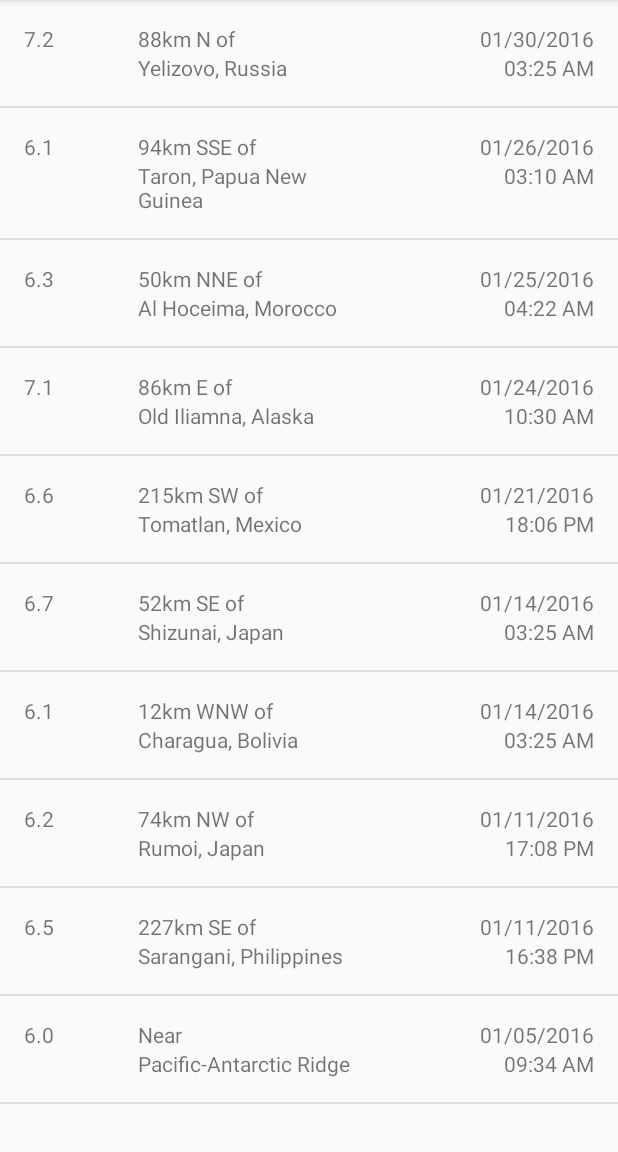
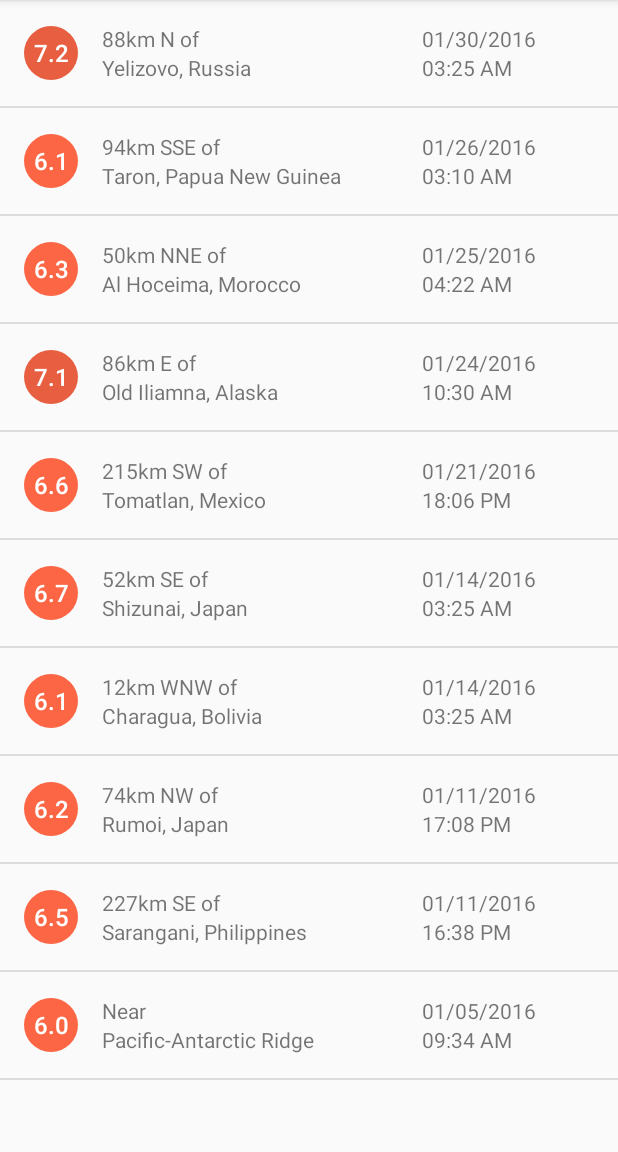
Before and after one commit to bqfix/QuakeReport, an Android app: the screen it shows after launch (EarthquakeActivity), on a phone screen of 412 x 824 dp, the part 84-1236 px from its top. Run offline under Robolectric (Android 15) with nearby library versions, the phone set to English and light mode, and no system bars.

Commit message:
Implemented circle background for magnitude

```diff
--- a/app/src/main/java/com/example/android/quakereport/Earthquake.java
+++ b/app/src/main/java/com/example/android/quakereport/Earthquake.java
@@ -1,5 +1,6 @@
 package com.example.android.quakereport;
 
+import java.text.DecimalFormat;
 import java.text.SimpleDateFormat;
 import java.util.Date;
 
@@ -13,10 +14,11 @@ public class Earthquake {
     private String mConvertedTime;
 
     Earthquake(double magnitude, String location, long time){
+        //Set mMagnitude to be a double with 1 decimal place
+
         mMagnitude = magnitude;
+
         mFullLocation = location;
-        mTime = time;
-
         //Split mFullLocation into Primary and Secondary locations
         if (mFullLocation.contains("of")){
             //Find position of Primary Location by indexing "of" and adding 2
@@ -29,7 +31,7 @@ public class Earthquake {
             mPrimaryLocation = mFullLocation;
         }
 
-
+        mTime = time;
         //Convert mTime long into standard DateTime format
 
         //New Date
--- a/app/src/main/java/com/example/android/quakereport/EarthquakeAdapter.java
+++ b/app/src/main/java/com/example/android/quakereport/EarthquakeAdapter.java
@@ -1,12 +1,15 @@
 package com.example.android.quakereport;
 
 import android.content.Context;
+import android.graphics.drawable.GradientDrawable;
+import android.support.v4.content.ContextCompat;
 import android.view.LayoutInflater;
 import android.view.View;
 import android.view.ViewGroup;
 import android.widget.ArrayAdapter;
 import android.widget.TextView;
 
+import java.text.DecimalFormat;
 import java.util.ArrayList;
 
 public class EarthquakeAdapter extends ArrayAdapter<Earthquake> {
@@ -28,8 +31,25 @@ public class EarthquakeAdapter extends ArrayAdapter<Earthquake> {
         Earthquake currentEarthquake = getItem(position);
 
         //Set data for earthquake item
-        TextView magnitude = earthquakeView.findViewById(R.id.magnitude_view);
-        magnitude.setText(Double.toString(currentEarthquake.getMagnitude()));
+
+
+        TextView magnitudeView = earthquakeView.findViewById(R.id.magnitude_view);
+        double magnitude = currentEarthquake.getMagnitude();
+        // Set the proper background color on the magnitude circle.
+        // Fetch the background from the TextView, which is a GradientDrawable.
+        GradientDrawable magnitudeCircle = (GradientDrawable) magnitudeView.getBackground();
+
+        // Get the appropriate background color based on the current earthquake magnitude
+        int magnitudeColor = getMagnitudeColor(magnitude);
+
+        // Set the color on the magnitude circle
+        magnitudeCircle.setColor(magnitudeColor);
+
+        DecimalFormat magnitudeFormat = new DecimalFormat("0.0");
+        magnitudeView.setText(magnitudeFormat.format(magnitude));
+
+
+
 
         TextView secondaryLocation = earthquakeView.findViewById(R.id.secondary_location_view);
         secondaryLocation.setText(currentEarthquake.getSecondaryLocation());
@@ -46,4 +66,34 @@ public class EarthquakeAdapter extends ArrayAdapter<Earthquake> {
 
         return earthquakeView;
     }
+
+    public int getMagnitudeColor(double magnitudeDouble) {
+        int magnitude = (int) magnitudeDouble;
+        switch (magnitude) {
+            case 0:
+                return ContextCompat.getColor(getContext(), R.color.magnitude1);
+            case 1:
+                return ContextCompat.getColor(getContext(), R.color.magnitude1);
+            case 2:
+                return ContextCompat.getColor(getContext(), R.color.magnitude2);
+            case 3:
+                return ContextCompat.getColor(getContext(), R.color.magnitude3);
+            case 4:
+                return ContextCompat.getColor(getContext(), R.color.magnitude4);
+            case 5:
+                return ContextCompat.getColor(getContext(), R.color.magnitude5);
+            case 6:
+                return ContextCompat.getColor(getContext(), R.color.magnitude6);
+            case 7:
+                return ContextCompat.getColor(getContext(), R.color.magnitude7);
+            case 8:
+                return ContextCompat.getColor(getContext(), R.color.magnitude8);
+            case 9:
+                return ContextCompat.getColor(getContext(), R.color.magnitude9);
+            default:
+                return ContextCompat.getColor(getContext(), R.color.magnitude10plus);
+        }
+
+
+    }
 }
--- a/app/src/main/java/com/example/android/quakereport/QueryUtils.java
+++ b/app/src/main/java/com/example/android/quakereport/QueryUtils.java
@@ -15,8 +15,8 @@ public final class QueryUtils {
 
     /** Sample JSON response for a USGS query */
     private static final String SAMPLE_JSON_RESPONSE = "{\"type\":\"FeatureCollection\",\"metadata\":{\"generated\":1462295443000,\"url\":\"http://earthquake.usgs.gov/fdsnws/event/1/query?format=geojson&starttime=2016-01-01&endtime=2016-01-31&minmag=6&limit=10\",\"title\":\"USGS Earthquakes\",\"status\":200,\"api\":\"1.5.2\",\"limit\":10,\"offset\":1,\"count\":10},\"features\":[{\"type\":\"Feature\",\"properties\":{\"mag\":7.2,\"place\":\"88km N of Yelizovo, Russia\",\"time\":1454124312220,\"updated\":1460674294040,\"tz\":720,\"url\":\"http://earthquake.usgs.gov/earthquakes/eventpage/us20004vvx\",\"detail\":\"http://earthquake.usgs.gov/fdsnws/event/1/query?eventid=us20004vvx&format=geojson\",\"felt\":2,\"cdi\":3.4,\"mmi\":5.82,\"alert\":\"green\",\"status\":\"reviewed\",\"tsunami\":1,\"sig\":798,\"net\":\"us\",\"code\":\"20004vvx\",\"ids\":\",at00o1qxho,pt16030050,us20004vvx,gcmt20160130032510,\",\"sources\":\",at,pt,us,gcmt,\",\"types\":\",cap,dyfi,finite-fault,general-link,general-text,geoserve,impact-link,impact-text,losspager,moment-tensor,nearby-cities,origin,phase-data,shakemap,tectonic-summary,\",\"nst\":null,\"dmin\":0.958,\"rms\":1.19,\"gap\":17,\"magType\":\"mww\",\"type\":\"earthquake\",\"title\":\"M 7.2 - 88km N of Yelizovo, Russia\"},\"geometry\":{\"type\":\"Point\",\"coordinates\":[158.5463,53.9776,177]},\"id\":\"us20004vvx\"},\n" +
-            "{\"type\":\"Feature\",\"properties\":{\"mag\":6.1,\"place\":\"94km SSE of Taron, Papua New Guinea\",\"time\":1453777820750,\"updated\":1460156775040,\"tz\":600,\"url\":\"http://earthquake.usgs.gov/earthquakes/eventpage/us20004uks\",\"detail\":\"http://earthquake.usgs.gov/fdsnws/event/1/query?eventid=us20004uks&format=geojson\",\"felt\":null,\"cdi\":null,\"mmi\":4.1,\"alert\":\"green\",\"status\":\"reviewed\",\"tsunami\":1,\"sig\":572,\"net\":\"us\",\"code\":\"20004uks\",\"ids\":\",us20004uks,gcmt20160126031023,\",\"sources\":\",us,gcmt,\",\"types\":\",cap,geoserve,losspager,moment-tensor,nearby-cities,origin,phase-data,shakemap,tectonic-summary,\",\"nst\":null,\"dmin\":1.537,\"rms\":0.74,\"gap\":25,\"magType\":\"mww\",\"type\":\"earthquake\",\"title\":\"M 6.1 - 94km SSE of Taron, Papua New Guinea\"},\"geometry\":{\"type\":\"Point\",\"coordinates\":[153.2454,-5.2952,26]},\"id\":\"us20004uks\"},\n" +
-            "{\"type\":\"Feature\",\"properties\":{\"mag\":6.3,\"place\":\"50km NNE of Al Hoceima, Morocco\",\"time\":1453695722730,\"updated\":1460156773040,\"tz\":0,\"url\":\"http://earthquake.usgs.gov/earthquakes/eventpage/us10004gy9\",\"detail\":\"http://earthquake.usgs.gov/fdsnws/event/1/query?eventid=us10004gy9&format=geojson\",\"felt\":117,\"cdi\":7.2,\"mmi\":5.28,\"alert\":\"green\",\"status\":\"reviewed\",\"tsunami\":0,\"sig\":695,\"net\":\"us\",\"code\":\"10004gy9\",\"ids\":\",us10004gy9,gcmt20160125042203,\",\"sources\":\",us,gcmt,\",\"types\":\",cap,dyfi,geoserve,impact-text,losspager,moment-tensor,nearby-cities,origin,phase-data,shakemap,tectonic-summary,\",\"nst\":null,\"dmin\":2.201,\"rms\":0.92,\"gap\":20,\"magType\":\"mww\",\"type\":\"earthquake\",\"title\":\"M 6.3 - 50km NNE of Al Hoceima, Morocco\"},\"geometry\":{\"type\":\"Point\",\"coordinates\":[-3.6818,35.6493,12]},\"id\":\"us10004gy9\"},\n" +
+            "{\"type\":\"Feature\",\"properties\":{\"mag\":6.123,\"place\":\"94km SSE of Taron, Papua New Guinea\",\"time\":1453777820750,\"updated\":1460156775040,\"tz\":600,\"url\":\"http://earthquake.usgs.gov/earthquakes/eventpage/us20004uks\",\"detail\":\"http://earthquake.usgs.gov/fdsnws/event/1/query?eventid=us20004uks&format=geojson\",\"felt\":null,\"cdi\":null,\"mmi\":4.1,\"alert\":\"green\",\"status\":\"reviewed\",\"tsunami\":1,\"sig\":572,\"net\":\"us\",\"code\":\"20004uks\",\"ids\":\",us20004uks,gcmt20160126031023,\",\"sources\":\",us,gcmt,\",\"types\":\",cap,geoserve,losspager,moment-tensor,nearby-cities,origin,phase-data,shakemap,tectonic-summary,\",\"nst\":null,\"dmin\":1.537,\"rms\":0.74,\"gap\":25,\"magType\":\"mww\",\"type\":\"earthquake\",\"title\":\"M 6.1 - 94km SSE of Taron, Papua New Guinea\"},\"geometry\":{\"type\":\"Point\",\"coordinates\":[153.2454,-5.2952,26]},\"id\":\"us20004uks\"},\n" +
+            "{\"type\":\"Feature\",\"properties\":{\"mag\":6.33,\"place\":\"50km NNE of Al Hoceima, Morocco\",\"time\":1453695722730,\"updated\":1460156773040,\"tz\":0,\"url\":\"http://earthquake.usgs.gov/earthquakes/eventpage/us10004gy9\",\"detail\":\"http://earthquake.usgs.gov/fdsnws/event/1/query?eventid=us10004gy9&format=geojson\",\"felt\":117,\"cdi\":7.2,\"mmi\":5.28,\"alert\":\"green\",\"status\":\"reviewed\",\"tsunami\":0,\"sig\":695,\"net\":\"us\",\"code\":\"10004gy9\",\"ids\":\",us10004gy9,gcmt20160125042203,\",\"sources\":\",us,gcmt,\",\"types\":\",cap,dyfi,geoserve,impact-text,losspager,moment-tensor,nearby-cities,origin,phase-data,shakemap,tectonic-summary,\",\"nst\":null,\"dmin\":2.201,\"rms\":0.92,\"gap\":20,\"magType\":\"mww\",\"type\":\"earthquake\",\"title\":\"M 6.3 - 50km NNE of Al Hoceima, Morocco\"},\"geometry\":{\"type\":\"Point\",\"coordinates\":[-3.6818,35.6493,12]},\"id\":\"us10004gy9\"},\n" +
             "{\"type\":\"Feature\",\"properties\":{\"mag\":7.1,\"place\":\"86km E of Old Iliamna, Alaska\",\"time\":1453631430230,\"updated\":1460156770040,\"tz\":-540,\"url\":\"http://earthquake.usgs.gov/earthquakes/eventpage/us10004gqp\",\"detail\":\"http://earthquake.usgs.gov/fdsnws/event/1/query?eventid=us10004gqp&format=geojson\",\"felt\":1816,\"cdi\":7.2,\"mmi\":6.6,\"alert\":\"green\",\"status\":\"reviewed\",\"tsunami\":1,\"sig\":1496,\"net\":\"us\",\"code\":\"10004gqp\",\"ids\":\",at00o1gd6r,us10004gqp,ak12496371,gcmt20160124103030,\",\"sources\":\",at,us,ak,gcmt,\",\"types\":\",cap,dyfi,finite-fault,general-link,general-text,geoserve,impact-link,impact-text,losspager,moment-tensor,nearby-cities,origin,phase-data,shakemap,tectonic-summary,trump-origin,\",\"nst\":null,\"dmin\":0.72,\"rms\":2.11,\"gap\":19,\"magType\":\"mww\",\"type\":\"earthquake\",\"title\":\"M 7.1 - 86km E of Old Iliamna, Alaska\"},\"geometry\":{\"type\":\"Point\",\"coordinates\":[-153.4051,59.6363,129]},\"id\":\"us10004gqp\"},\n" +
             "{\"type\":\"Feature\",\"properties\":{\"mag\":6.6,\"place\":\"215km SW of Tomatlan, Mexico\",\"time\":1453399617650,\"updated\":1459963829040,\"tz\":-420,\"url\":\"http://earthquake.usgs.gov/earthquakes/eventpage/us10004g4l\",\"detail\":\"http://earthquake.usgs.gov/fdsnws/event/1/query?eventid=us10004g4l&format=geojson\",\"felt\":11,\"cdi\":2.7,\"mmi\":3.92,\"alert\":\"green\",\"status\":\"reviewed\",\"tsunami\":1,\"sig\":673,\"net\":\"us\",\"code\":\"10004g4l\",\"ids\":\",at00o1bebo,pt16021050,us10004g4l,gcmt20160121180659,\",\"sources\":\",at,pt,us,gcmt,\",\"types\":\",cap,dyfi,geoserve,impact-link,impact-text,losspager,moment-tensor,nearby-cities,origin,phase-data,shakemap,tectonic-summary,\",\"nst\":null,\"dmin\":2.413,\"rms\":0.98,\"gap\":74,\"magType\":\"mww\",\"type\":\"earthquake\",\"title\":\"M 6.6 - 215km SW of Tomatlan, Mexico\"},\"geometry\":{\"type\":\"Point\",\"coordinates\":[-106.9337,18.8239,10]},\"id\":\"us10004g4l\"},\n" +
             "{\"type\":\"Feature\",\"properties\":{\"mag\":6.7,\"place\":\"52km SE of Shizunai, Japan\",\"time\":1452741933640,\"updated\":1459304879040,\"tz\":540,\"url\":\"http://earthquake.usgs.gov/earthquakes/eventpage/us10004ebx\",\"detail\":\"http://earthquake.usgs.gov/fdsnws/event/1/query?eventid=us10004ebx&format=geojson\",\"felt\":51,\"cdi\":5.8,\"mmi\":6.45,\"alert\":\"green\",\"status\":\"reviewed\",\"tsunami\":1,\"sig\":720,\"net\":\"us\",\"code\":\"10004ebx\",\"ids\":\",us10004ebx,pt16014050,at00o0xauk,gcmt20160114032534,\",\"sources\":\",us,pt,at,gcmt,\",\"types\":\",associate,cap,dyfi,geoserve,impact-link,impact-text,losspager,moment-tensor,nearby-cities,origin,phase-data,shakemap,\",\"nst\":null,\"dmin\":0.281,\"rms\":0.98,\"gap\":22,\"magType\":\"mww\",\"type\":\"earthquake\",\"title\":\"M 6.7 - 52km SE of Shizunai, Japan\"},\"geometry\":{\"type\":\"Point\",\"coordinates\":[142.781,41.9723,46]},\"id\":\"us10004ebx\"},\n" +
--- /dev/null
+++ b/app/src/main/res/drawable/magnitude_circle.xml
@@ -0,0 +1,10 @@
+<?xml version="1.0" encoding="utf-8"?>
+<!-- Background circle for the magnitude value -->
+<shape xmlns:android="http://schemas.android.com/apk/res/android"
+    android:shape="oval">
+    <solid android:color="@color/magnitude1" />
+    <size
+        android:width="36dp"
+        android:height="36dp" />
+    <corners android:radius="18dp" />
+</shape>
--- a/app/src/main/res/layout/earthquake_item.xml
+++ b/app/src/main/res/layout/earthquake_item.xml
@@ -1,15 +1,7 @@
 <?xml version="1.0" encoding="utf-8"?>
-<layout xmlns:android="http://schemas.android.com/apk/res/android"
-    xmlns:tools="http://schemas.android.com/tools">
 
-    <data>
-
-        <variable
-            name="earthquake"
-            type="com.example.android.quakereport.Earthquake" />
-    </data>
-
-    <LinearLayout
+<LinearLayout xmlns:android="http://schemas.android.com/apk/res/android"
+    xmlns:tools="http://schemas.android.com/tools"
     android:layout_width="match_parent"
     android:layout_height="wrap_content"
     android:orientation="horizontal"
@@ -18,57 +10,63 @@
 
     <TextView
         android:id="@+id/magnitude_view"
-            android:layout_width="0dp"
-            android:layout_height="wrap_content"
-            android:layout_weight=".5"
+        android:layout_width="36dp"
+        android:layout_height="36dp"
+        android:layout_gravity="center_vertical"
+        android:background="@drawable/magnitude_circle"
+        android:gravity="center"
+        android:fontFamily="sans-serif-medium"
+        android:textColor="@android:color/white"
+        android:textSize="16sp"
         tools:text="7.5" />
 
     <LinearLayout
         android:layout_width="0dp"
         android:layout_height="wrap_content"
         android:layout_weight="1"
-            android:orientation="vertical">
+        android:orientation="vertical"
+        android:paddingLeft="16dp">
 
         <TextView
             android:id="@+id/secondary_location_view"
-                android:layout_width="match_parent"
+            android:layout_width="wrap_content"
             android:layout_height="0dp"
             android:layout_weight="1"
+            android:gravity="bottom"
             tools:text="25mi West of" />
 
         <TextView
             android:id="@+id/primary_location_view"
-                android:layout_width="match_parent"
+            android:layout_width="wrap_content"
             android:layout_height="0dp"
             android:layout_weight="1"
+            android:gravity="top"
             tools:text="San Francisco" />
     </LinearLayout>
 
     <LinearLayout
         android:layout_width="0dp"
         android:layout_height="wrap_content"
-            android:layout_weight="1"
+        android:layout_weight=".5"
         android:orientation="vertical">
 
         <TextView
             android:id="@+id/date_view"
-                android:layout_width="match_parent"
+            android:layout_width="wrap_content"
             android:layout_height="0dp"
             android:layout_weight="1"
-                android:gravity="right"
+            android:gravity="end"
             tools:text="Feb 2, 2016" />
 
         <TextView
             android:id="@+id/time_view"
-                android:layout_width="match_parent"
+            android:layout_width="wrap_content"
             android:layout_height="0dp"
             android:layout_weight="1"
-                android:gravity="right"
+            android:gravity="end"
             tools:text="11:03 PM" />
 
     </LinearLayout>
 
 
 </LinearLayout>
-
-</layout>
--- a/app/src/main/res/values/colors.xml
+++ b/app/src/main/res/values/colors.xml
@@ -22,4 +22,34 @@
 
     <!-- Accent color of the app -->
     <color name="colorAccent">#10CAC9</color>
+
+    <!-- Color for an earthquake with magnitude 0 and 2 -->
+    <color name="magnitude1">#4A7BA7</color>
+
+    <!-- Magnitude circle color for an earthquake with magnitude between 2 and 3 -->
+    <color name="magnitude2">#04B4B3</color>
+
+    <!-- Magnitude circle color for an earthquake with magnitude between 3 and 4 -->
+    <color name="magnitude3">#10CAC9</color>
+
+    <!-- Magnitude circle color for an earthquake with magnitude between 4 and 5 -->
+    <color name="magnitude4">#F5A623</color>
+
+    <!-- Magnitude circle color for an earthquake with magnitude between 5 and 6 -->
+    <color name="magnitude5">#FF7D50</color>
+
+    <!-- Magnitude circle color for an earthquake with magnitude between 6 and 7 -->
+    <color name="magnitude6">#FC6644</color>
+
+    <!-- Magnitude circle color for an earthquake with magnitude between 7 and 8 -->
+    <color name="magnitude7">#E75F40</color>
+
+    <!-- Magnitude circle color for an earthquake with magnitude between 8 and 9 -->
+    <color name="magnitude8">#E13A20</color>
+
+    <!-- Magnitude circle color for an earthquake with magnitude between 9 and 10 -->
+    <color name="magnitude9">#D93218</color>
+
+    <!-- Magnitude circle color for an earthquake with magnitude over 10 -->
+    <color name="magnitude10plus">#C03823</color>
 </resources>
```
Lines whose indentation alone changed are shown as unchanged.
